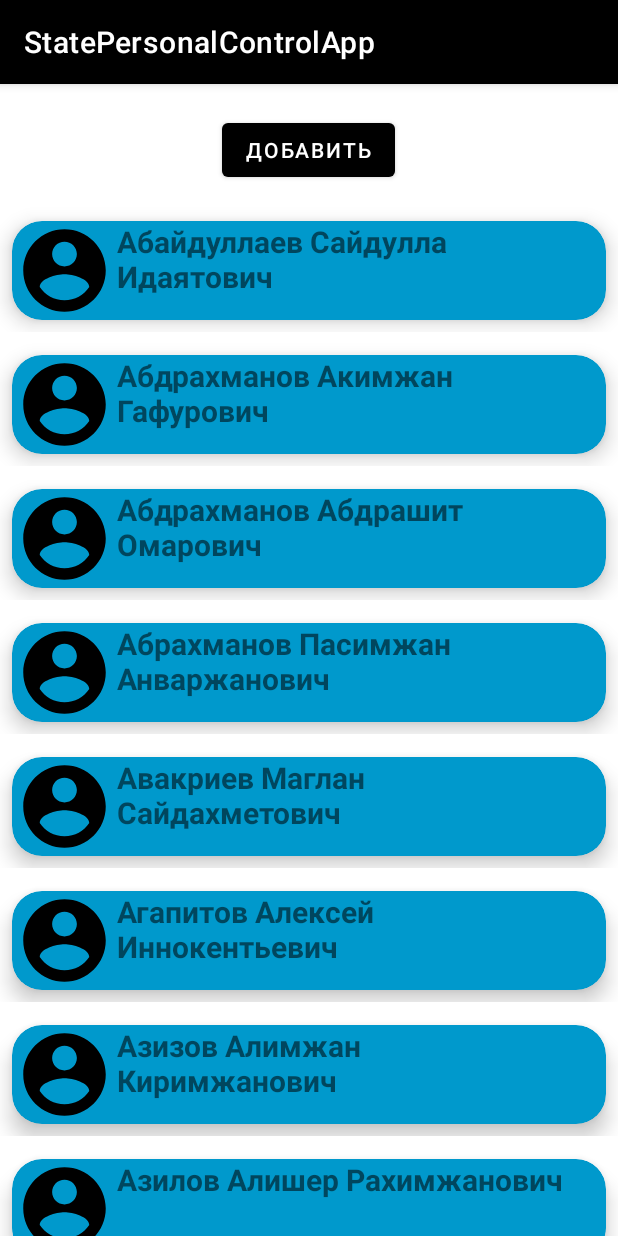
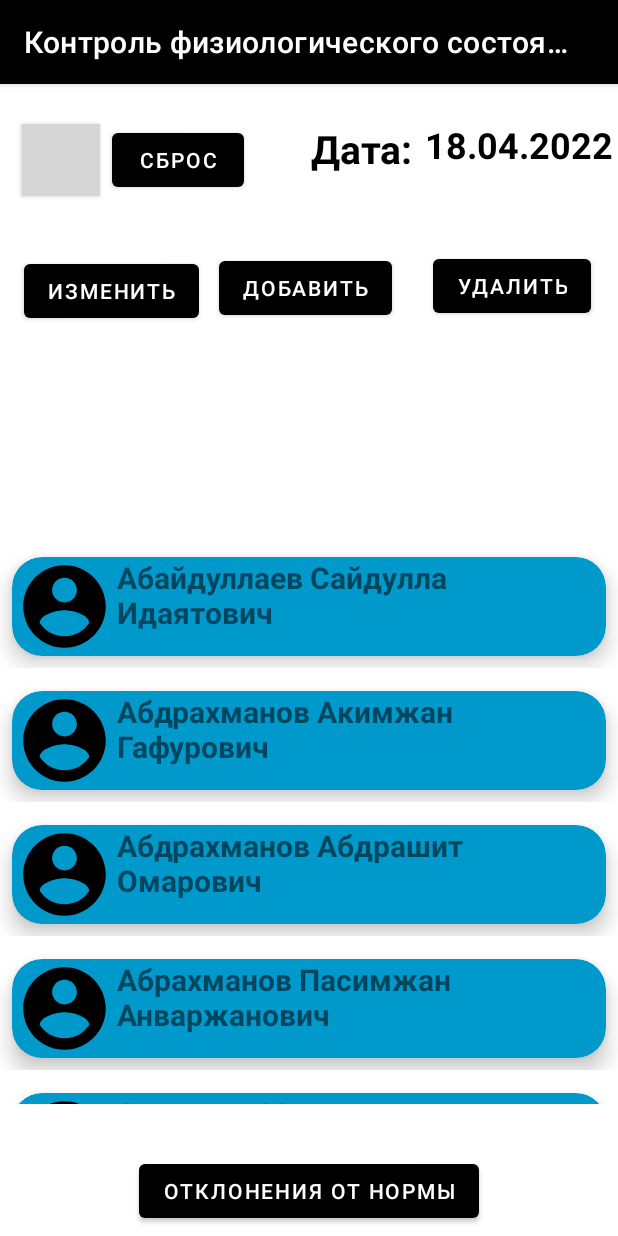
Before and after one commit to DisneoQWE/AndroidAppPersonalControl, an Android app: the screen it shows after launch (MainActivity), on a phone screen of 412 x 824 dp. Run offline under Robolectric (Android 15) with nearby library versions, the phone set to English and light mode, and no system bars; grey boxes are pictures that could not be loaded.

Commit message:
изменений полон вагон, но все хуйня

```diff
--- a/app/src/main/java/com/example/statepersonalcontrolapp/MainActivity.java
+++ b/app/src/main/java/com/example/statepersonalcontrolapp/MainActivity.java
@@ -18,6 +18,7 @@ public class MainActivity extends AppCompatActivity implements RecyclerViewInter
     LinkedList<Employee> employeeLinkedList = new LinkedList<>();
     int[] employeeImages = {R.drawable.ic_baseline_account_circle_24};
     Button addButton;
+    Button searchButton;
     @Override
     protected void onCreate(Bundle savedInstanceState) {
         super.onCreate(savedInstanceState);
@@ -34,6 +35,14 @@ public class MainActivity extends AppCompatActivity implements RecyclerViewInter
             @Override
             public void onClick(View view) {
                 Intent intent = new Intent(MainActivity.this, AddItem.class);
+                startActivity(intent);
+            }
+        });
+        searchButton = findViewById(R.id.seachButton);
+        searchButton.setOnClickListener(new View.OnClickListener() {
+            @Override
+            public void onClick(View view) {
+                Intent intent = new Intent(MainActivity.this,SearchActivity.class);
                 startActivity(intent);
             }
         });
--- a/app/src/main/res/layout/activity_main.xml
+++ b/app/src/main/res/layout/activity_main.xml
@@ -10,14 +10,14 @@
     <androidx.recyclerview.widget.RecyclerView
         android:id="@+id/employee_list"
         android:layout_width="0dp"
-        android:layout_height="0dp"
+        android:layout_height="380dp"
         android:layout_marginTop="8dp"
-        app:layout_constraintBottom_toBottomOf="parent"
+        app:layout_constraintBottom_toTopOf="@+id/button3"
         app:layout_constraintEnd_toEndOf="parent"
-        app:layout_constraintHorizontal_bias="0.51"
+        app:layout_constraintHorizontal_bias="0.0"
         app:layout_constraintStart_toStartOf="parent"
         app:layout_constraintTop_toBottomOf="@+id/addButton"
-        app:layout_constraintVertical_bias="1.0" />
+        app:layout_constraintVertical_bias="0.796" />
 
     <Button
         android:id="@+id/addButton"
@@ -26,8 +26,101 @@
         android:text="Добавить"
         app:layout_constraintBottom_toBottomOf="parent"
         app:layout_constraintEnd_toEndOf="parent"
-        app:layout_constraintHorizontal_bias="0.498"
+        app:layout_constraintHorizontal_bias="0.081"
+        app:layout_constraintStart_toEndOf="@+id/button"
+        app:layout_constraintTop_toTopOf="parent"
+        app:layout_constraintVertical_bias="0.156" />
+
+    <Button
+        android:id="@+id/button"
+        android:layout_width="wrap_content"
+        android:layout_height="wrap_content"
+        android:text="Изменить"
+        app:layout_constraintBottom_toBottomOf="parent"
+        app:layout_constraintEnd_toEndOf="parent"
+        app:layout_constraintHorizontal_bias="0.054"
         app:layout_constraintStart_toStartOf="parent"
         app:layout_constraintTop_toTopOf="parent"
-        app:layout_constraintVertical_bias="0.028" />
+        app:layout_constraintVertical_bias="0.158" />
+
+    <Button
+        android:id="@+id/button2"
+        android:layout_width="wrap_content"
+        android:layout_height="wrap_content"
+        android:text="Удалить"
+        app:layout_constraintBottom_toBottomOf="parent"
+        app:layout_constraintEnd_toEndOf="parent"
+        app:layout_constraintHorizontal_bias="0.6"
+        app:layout_constraintStart_toEndOf="@+id/addButton"
+        app:layout_constraintTop_toTopOf="parent"
+        app:layout_constraintVertical_bias="0.154" />
+
+    <Button
+        android:id="@+id/button3"
+        android:layout_width="wrap_content"
+        android:layout_height="wrap_content"
+        android:text="Отклонения от нормы"
+        app:layout_constraintBottom_toBottomOf="parent"
+        app:layout_constraintEnd_toEndOf="parent"
+        app:layout_constraintStart_toStartOf="parent"
+        app:layout_constraintTop_toTopOf="parent"
+        app:layout_constraintVertical_bias="0.992" />
+
+    <TextView
+        android:textColor="@color/black"
+        android:id="@+id/textView4"
+        android:layout_width="wrap_content"
+        android:layout_height="wrap_content"
+        android:layout_marginTop="24dp"
+        android:text="Дата:"
+        android:textSize="26sp"
+        android:textStyle="bold"
+        app:layout_constraintBottom_toTopOf="@+id/addButton"
+        app:layout_constraintEnd_toEndOf="parent"
+        app:layout_constraintHorizontal_bias="0.602"
+        app:layout_constraintStart_toStartOf="parent"
+        app:layout_constraintTop_toTopOf="parent"
+        app:layout_constraintVertical_bias="0.01999998" />
+
+    <TextView
+        android:textColor="@color/black"
+        android:id="@+id/textView8"
+        android:layout_width="wrap_content"
+        android:layout_height="wrap_content"
+        android:layout_marginStart="8dp"
+        android:layout_marginTop="24dp"
+        android:text="18.04.2022"
+        android:textSize="24sp"
+        android:textStyle="bold"
+        app:layout_constraintBottom_toTopOf="@+id/addButton"
+        app:layout_constraintEnd_toEndOf="parent"
+        app:layout_constraintHorizontal_bias="0.0"
+        app:layout_constraintStart_toEndOf="@+id/textView4"
+        app:layout_constraintTop_toTopOf="parent"
+        app:layout_constraintVertical_bias="0.0" />
+
+    <Button
+        android:id="@+id/seachButton"
+        android:layout_width="52dp"
+        android:layout_height="48dp"
+        android:background="@drawable/ic_baseline_search_24"
+        android:text="Button"
+        app:layout_constraintBottom_toTopOf="@+id/addButton"
+        app:layout_constraintEnd_toStartOf="@+id/textView4"
+        app:layout_constraintHorizontal_bias="0.093"
+        app:layout_constraintStart_toStartOf="parent"
+        app:layout_constraintTop_toTopOf="parent"
+        app:layout_constraintVertical_bias="0.421" />
+
+    <Button
+        android:id="@+id/button5"
+        android:layout_width="wrap_content"
+        android:layout_height="wrap_content"
+        android:text="Сброс"
+        app:layout_constraintBottom_toTopOf="@+id/addButton"
+        app:layout_constraintEnd_toStartOf="@+id/textView4"
+        app:layout_constraintHorizontal_bias="0.149"
+        app:layout_constraintStart_toEndOf="@+id/seachButton"
+        app:layout_constraintTop_toTopOf="parent"
+        app:layout_constraintVertical_bias="0.421" />
 </androidx.constraintlayout.widget.ConstraintLayout>
--- a/app/src/main/res/values/strings.xml
+++ b/app/src/main/res/values/strings.xml
@@ -1,5 +1,8 @@
 <resources>
-    <string name="app_name">StatePersonalControlApp</string>
+    <string name="app_name">Контроль физиологического состояния персонала</string>
+    <string name="app_add_item">Изменение записи</string>
+    <string name="app_search_item">Поиск сотрудника</string>
+    <string name="app_employee">Профиль сотрудника</string>
     <string-array name="employeeList">
         <item>Абайдуллаев Сайдулла Идаятович</item>
         <item>Абдрахманов Акимжан Гафурович</item>
@@ -81,44 +84,44 @@
         <item>3614</item>
     </string-array>
     <string-array name="reportList">
-        <item>Не имеется</item>
-        <item>Имеется</item>
-        <item>Не имеется</item>
-        <item>Имеется</item>
-        <item>Имеется</item>
-        <item>Имеется</item>
-        <item>Не имеется</item>
-        <item>Имеется</item>
-        <item>Имеется</item>
-        <item>Не имеется</item>
-        <item>Не имеется</item>
-        <item>Не имеется</item>
-        <item>Не имеется</item>
-        <item>Не имеется</item>
-        <item>Не имеется</item>
-        <item>Имеется</item>
-        <item>Не имеется</item>
-        <item>Не имеется</item>
-        <item>Имеется</item>
-        <item>Имеется</item>
-        <item>Не имеется</item>
-        <item>Имеется</item>
-        <item>Имеется</item>
-        <item>Не имеется</item>
-        <item>Имеется</item>
-        <item>Имеется</item>
-        <item>Имеется</item>
-        <item>Не имеется</item>
-        <item>Имеется</item>
-        <item>Имеется</item>
-        <item>Не имеется</item>
-        <item>Не имеется</item>
-        <item>Имеется</item>
-        <item>Имеется</item>
-        <item>Имеется</item>
-        <item>Имеется</item>
-        <item>Имеется</item>
-        <item>Имеется</item>
+        <item>Нет</item>
+        <item>Да</item>
+        <item>Нет</item>
+        <item>Да</item>
+        <item>Да</item>
+        <item>Да</item>
+        <item>Нет</item>
+        <item>Нет</item>
+        <item>Да</item>
+        <item>Нет</item>
+        <item>Нет</item>
+        <item>Нет</item>
+        <item>Нет</item>
+        <item>Нет</item>
+        <item>Нет</item>
+        <item>Да</item>
+        <item>Нет</item>
+        <item>Нет</item>
+        <item>Да</item>
+        <item>Да</item>
+        <item>Нет</item>
+        <item>Да</item>
+        <item>Да</item>
+        <item>Нет</item>
+        <item>Да</item>
+        <item>Да</item>
+        <item>Да</item>
+        <item>Нет</item>
+        <item>Да</item>
+        <item>Да</item>
+        <item>Нет</item>
+        <item>Нет</item>
+        <item>Да</item>
+        <item>Да</item>
+        <item>Да</item>
+        <item>Да</item>
+        <item>Да</item>
+        <item>Да</item>
     </string-array>
     <string-array name="lowPressureList">
         <item>80</item>
@@ -241,7 +244,7 @@
         <item>0</item>
     </string-array>
     <string-array name="alcoholList">
-        <item>Есть</item>
+        <item>0.3</item>
         <item>Нет</item>
         <item>Есть</item>
         <item>Нет</item>
```
Also changed, not shown: app/src/main/AndroidManifest.xml (+7 -1 lines), app/src/main/java/com/example/statepersonalcontrolapp/SearchActivity.java (added, +26 -0 lines), app/src/main/res/layout/activity_add_item.xml (+36 -29 lines), app/src/main/res/layout/activity_item.xml (+27 -27 lines), app/src/main/res/layout/activity_search.xml (added, +93 -0 lines).
